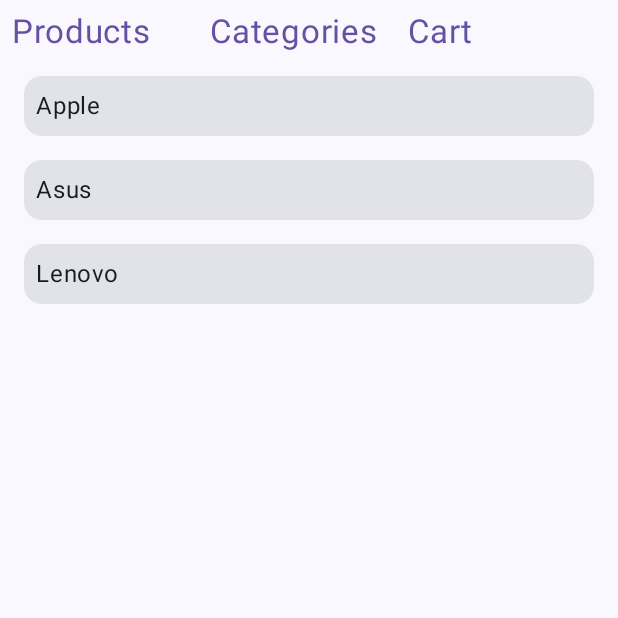
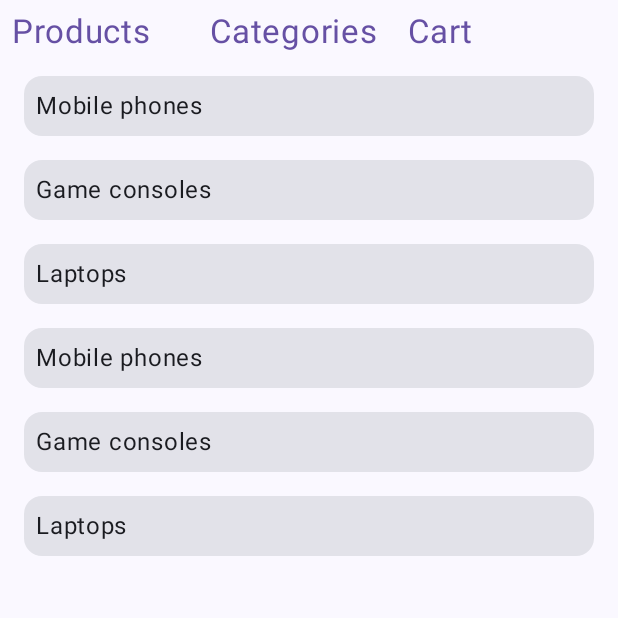
Before and after one commit to vkazakevich/projektowanie-obiektowe, an Android app built with Jetpack Compose: the CategoriesScreen screen opened through its navigation route, on a phone screen of 412 x 824 dp, the top half of it. Run offline under Robolectric (Android 15) with nearby library versions, the phone set to English and light mode, and no system bars.

Commit message:
Add Seeds

```diff
--- a/Kotlin/app/src/main/java/com/example/app/MainActivity.kt
+++ b/Kotlin/app/src/main/java/com/example/app/MainActivity.kt
@@ -25,11 +25,13 @@ import androidx.navigation.NavController
 import androidx.navigation.compose.NavHost
 import androidx.navigation.compose.composable
 import com.example.app.screens.CategoriesScreen
+import com.example.app.utils.Seeds
 
 class MainActivity : ComponentActivity() {
     override fun onCreate(savedInstanceState: Bundle?) {
         super.onCreate(savedInstanceState)
         enableEdgeToEdge()
+        Seeds.fill()
         setContent {
             Main()
         }
--- a/Kotlin/app/src/main/java/com/example/app/screens/Categories.kt
+++ b/Kotlin/app/src/main/java/com/example/app/screens/Categories.kt
@@ -13,16 +13,10 @@ import androidx.compose.ui.graphics.Color
 import androidx.compose.ui.tooling.preview.Preview
 import androidx.compose.ui.unit.dp
 import com.example.app.models.Category
-import com.example.app.models.Product
+import com.example.app.models.categories
 
 @Composable
 fun CategoriesScreen() {
-    val categories = listOf(
-        Category("Apple"),
-        Category("Asus"),
-        Category("Lenovo"),
-    )
-
     categoryList(categories)
 }
 
--- a/Kotlin/app/src/main/java/com/example/app/screens/Products.kt
+++ b/Kotlin/app/src/main/java/com/example/app/screens/Products.kt
@@ -11,23 +11,11 @@ import androidx.compose.runtime.Composable
 import androidx.compose.ui.Modifier
 import androidx.compose.ui.tooling.preview.Preview
 import androidx.compose.ui.unit.dp
-import com.example.app.models.Category
 import com.example.app.models.Product
+import com.example.app.models.products
 
 @Composable
 fun ProductsScreen() {
-    val categories = listOf(
-        Category("Apple"),
-        Category("Asus"),
-        Category("Lenovo"),
-    )
-
-    val products = listOf(
-        Product(name = "Macbook Air M1", category = categories[0], price = 199),
-        Product(name = "Macbook Air M2", category = categories[0], price = 299),
-        Product(name = "Macbook Air M3", category = categories[0], price = 399),
-    )
-
     productList(products)
 }
 
--- /dev/null
+++ b/Kotlin/app/src/main/java/com/example/app/utils /Seeds.kt
@@ -0,0 +1,38 @@
+package com.example.app.utils
+
+import com.example.app.models.Category
+import com.example.app.models.Product
+import com.example.app.models.categories
+import com.example.app.models.products
+
+object Seeds {
+    fun fill() {
+        categories.addAll(
+            listOf(
+                Category(name = "Mobile phones"),
+                Category(name = "Game consoles"),
+                Category(name = "Laptops")
+            )
+        )
+
+        categories.forEach {
+            val productsNames = mutableListOf<String>();
+
+            if (it.name == "Mobile phones") {
+                productsNames.addAll(listOf("iPhone", "Samsung", "Xiaomi"))
+            }
+
+            if (it.name == "Game consoles") {
+                productsNames.addAll(listOf("PlayStation 5", "Xbox", "Nintendo Switch"))
+            }
+
+            if (it.name == "Laptops") {
+                productsNames.addAll(listOf("Macbook", "HP", "Lenovo", "Acer"))
+            }
+
+            productsNames.forEach {
+                name -> products.add(Product(name = name, category = it, price = (100..500).random()))
+            }
+        }
+    }
+}
```
